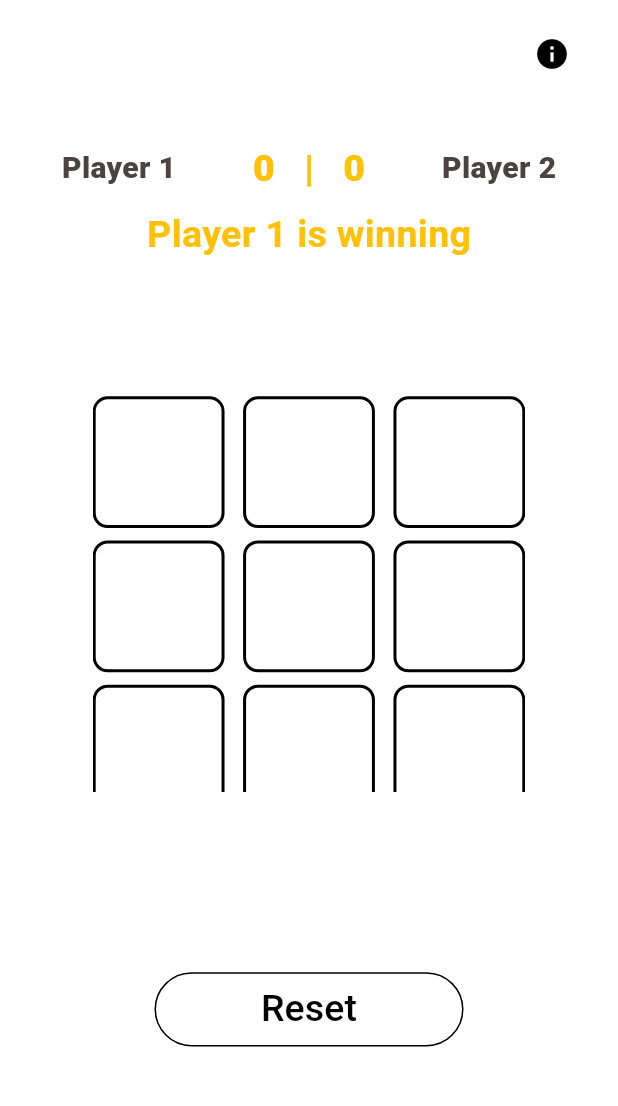
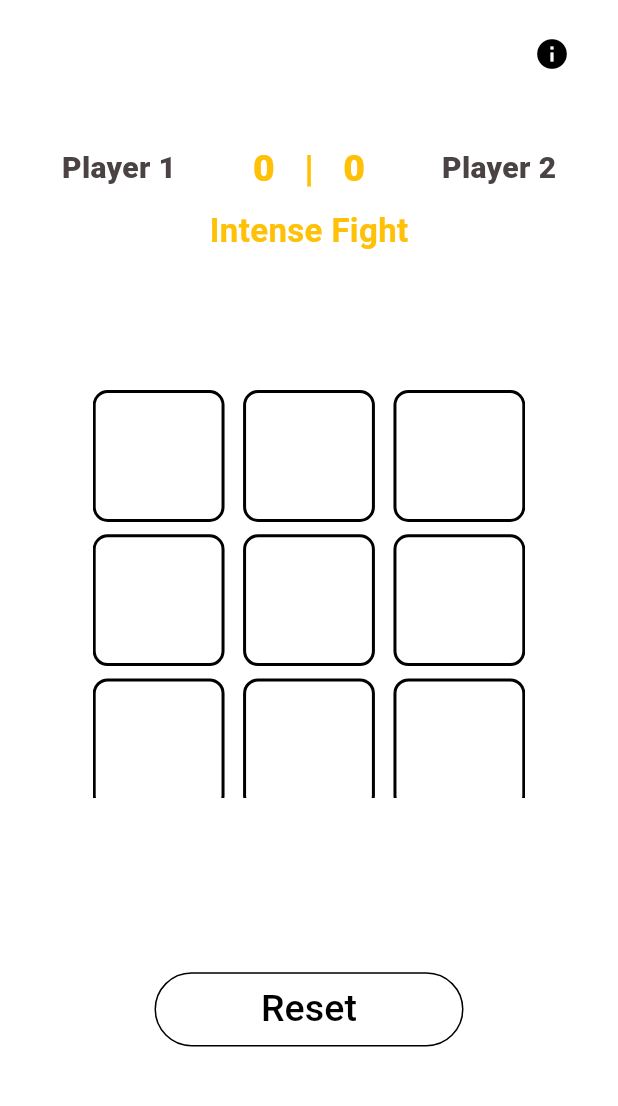
Before and after one commit to Aum-Patel1234/Flutter-Projects, a Flutter app: the screen it shows after launch, after a tap on "Reset", on a phone screen of 412 x 824 dp, the part 66-1172 px from its top. Run offline on Flutter 3.47's test engine with Material 3 defaults, Android fonts, the phone set to English and light mode, and no system bars.

Commit message:
Added logic to winnig condition and name plates

```diff
--- a/ticktacktoe/lib/screens/HomePage.dart
+++ b/ticktacktoe/lib/screens/HomePage.dart
@@ -1,11 +1,16 @@
 import 'package:flutter/cupertino.dart';
 import 'package:flutter/material.dart';
+import 'package:flutter/rendering.dart';
 import 'package:flutter/widgets.dart';
 import 'package:ticktacktoe/widgets/CustomGridTile.dart';
-import 'package:ticktacktoe/widgets/texts.dart';
+import 'package:ticktacktoe/widgets/PlayerInfoBar.dart';
+import 'package:ticktacktoe/widgets/alertBoxes.dart';
+import 'package:ticktacktoe/widgets/functions.dart';
 
 int score_of_player1 = 0;
 int score_of_player2 = 0;
+String name_of_player1 = 'Player 1';
+String name_of_player2 = 'Player 2';
 
 class HomePage extends StatefulWidget {
   const HomePage({super.key});
@@ -15,17 +20,24 @@ class HomePage extends StatefulWidget {
 }
 
 class _HomePageState extends State<HomePage> {
-  List<bool?> grid = List.generate(9, (index) => null);
+  List<List<bool?>> grid = List.generate(
+      3, (index) => List.generate(3, (index) => null)); // creating a null index
+
+  @override
+  void initState(){
+    super.initState();
+
+    WidgetsBinding.instance.addPostFrameCallback((timeStamp) async{
+      name_of_player1 = await askName(context,1) as String;
+      name_of_player2 = await askName(context,2) as String;
+    });
+  }
+
 
   @override
   Widget build(BuildContext context) {
     double width = MediaQuery.of(context).size.width;
     double height = MediaQuery.of(context).size.height;
-
-    Color textColor =
-        Theme.of(context).colorScheme.background == ThemeMode.light
-            ? Colors.black
-            : Colors.white;
 
     return Scaffold(
       backgroundColor: Theme.of(context).colorScheme.primary,
@@ -54,7 +66,7 @@ class _HomePageState extends State<HomePage> {
             child: Container(
               // color: Colors.amber,
               width: width * 0.7,
-              height: height * 0.32,
+              height: height * 0.33,
               child: GridView.builder(
                 itemCount: 9,
                 gridDelegate: SliverGridDelegateWithFixedCrossAxisCount(
@@ -73,42 +85,7 @@ class _HomePageState extends State<HomePage> {
           ),
           Align(
             alignment: AlignmentDirectional.topCenter,
-            child: Padding(
-              padding: EdgeInsets.fromLTRB(0, height * 0.1, 0, 0),
-              child: Container(
-                width: width * 0.8,
-                height: height * 0.1,
-                // color: Colors.blue,
-                child: Column(
-                  children: [
-                    Row(
-                      mainAxisAlignment: MainAxisAlignment.spaceBetween,
-                      children: [
-                        player_info(context, 'Player 1', 20,
-                            Theme.of(context).colorScheme.tertiary),
-                        player_info(
-                            context,
-                            '$score_of_player1 \t | \t $score_of_player2',
-                            25,
-                            Colors.amber),
-                        player_info(context, 'Player 2', 20,
-                            Theme.of(context).colorScheme.tertiary),
-                      ],
-                    ),
-                    SizedBox(
-                      height: height * 0.01,
-                    ),
-                    const Text(
-                      'Player 1 is winning',
-                      style: TextStyle(
-                          fontSize: 25,
-                          color: Colors.amber,
-                          fontWeight: FontWeight.bold),
-                    ),
-                  ],
-                ),
-              ),
-            ),
+            child: PlayerInfoBar(),
           ),
           Positioned(
             right: 10,
@@ -146,12 +123,7 @@ class _HomePageState extends State<HomePage> {
                           color: Theme.of(context).colorScheme.secondary)),
                   onPressed: () {
                     setState(() {
-                      for (int i = 0; i < grid.length; i++) {
-                        if (grid[i] != null) {
-                          grid[i] = null;
-                        }
-                        // print(grid[i]);
-                      }
+                      reset(grid);
                       isX = false;
                     });
                   },
@@ -159,6 +131,8 @@ class _HomePageState extends State<HomePage> {
               ),
             ),
           ),
+
+
         ],
       ),
     );
--- a/ticktacktoe/lib/widgets/CustomGridTile.dart
+++ b/ticktacktoe/lib/widgets/CustomGridTile.dart
@@ -1,31 +1,31 @@
 import 'package:flutter/material.dart';
 import 'package:ticktacktoe/screens/HomePage.dart';
+import 'package:ticktacktoe/widgets/functions.dart';
 
 bool isX = false; // this needs to remain as global as isX is made multiple times while in object creation
 
 class CustomGridTile extends StatefulWidget {
   final int index;
-  List<bool?> grid;
-  CustomGridTile({super.key, required this.index,required this.grid});
+  final List<List<bool?>> grid;
+  const CustomGridTile({super.key, required this.index, required this.grid});
 
   @override
   State<StatefulWidget> createState() {
-    return _CustomGridTile(index: index,grid: grid);
+    return _CustomGridTile(index: index, grid: grid);
   }
 }
 
 class _CustomGridTile extends State<CustomGridTile> {
   final int index;
-  List<bool?> grid;
+  List<List<bool?>> grid;
   AssetImage imageX = const AssetImage('assets/images/x.png');
   AssetImage image0 = const AssetImage('assets/images/0.png');
-  bool winning_condition = true;
-
-  _CustomGridTile({required this.index,required this.grid});
+  _CustomGridTile({required this.index, required this.grid});
 
   @override
   Widget build(BuildContext context) {
-    print('$index - ${grid[index]}');
+    int row = index ~/ grid.length;
+    int col = index % grid.length;
 
     return GridTile(
       child: Container(
@@ -38,34 +38,36 @@ class _CustomGridTile extends State<CustomGridTile> {
           borderRadius: BorderRadius.circular(10),
         ),
         child: TextButton(
-
           onPressed: () {
             setState(() {
-              if(grid[index] == null ){
-                isX = !isX;             // first changing _isX to true so prints X
-                grid[index] = isX;       // replacing null with true,false, ...
-              }
-              if(winning_condition){
-                if(isX == true){
-                  score_of_player1 += 1;
-                }else{
-                  score_of_player2 += 1;
+              if (grid[row][col] == null) {
+                isX = !isX; // first changing _isX to true so prints X
+                grid[row][col] = isX; // replacing null with true,false, ...
+
+                if (check_winning(grid)) {
+                  reset(grid);
+                  // print(isX);
+                  if (isX) {
+                    score_of_player1 += 1;
+                  } else {
+                    score_of_player2 += 1;
+                  }
+                  showDialogbox(context,isX);
+                  isX = false;
                 }
               }
             });
           },
-          child: grid[index] == null
+          child: grid[row][col] == null
               ? const SizedBox()
               : Container(
                   decoration: BoxDecoration(
                     image: DecorationImage(
-                      image: isX ? imageX : image0,
+                      image: grid[row][col]! ? imageX : image0,
                       fit: BoxFit.cover,
                     ),
                   ),
                 ),
-
-
         ),
       ),
     );
--- /dev/null
+++ b/ticktacktoe/lib/widgets/PlayerInfoBar.dart
@@ -0,0 +1,57 @@
+import 'package:flutter/material.dart';
+import 'package:ticktacktoe/screens/HomePage.dart';
+import 'package:ticktacktoe/widgets/texts.dart';
+
+class PlayerInfoBar extends StatefulWidget{
+  @override
+  State<StatefulWidget> createState() {
+    return _PlayerInfoBar();
+  }
+
+}
+class _PlayerInfoBar extends State<PlayerInfoBar>{
+
+  @override
+  Widget build(BuildContext context) {
+    double width = MediaQuery.of(context).size.width;
+    double height = MediaQuery.of(context).size.height;
+
+    return Padding(
+      padding: EdgeInsets.fromLTRB(0, height * 0.1, 0, 0),
+      child: SizedBox(
+        width: width * 0.8,
+        height: height * 0.1,
+        // color: Colors.blue, change it to container
+        child: Column(
+          children: [
+            Row(
+              mainAxisAlignment: MainAxisAlignment.spaceBetween,
+              children: [
+                player_info(context, name_of_player1, 20,Theme.of(context).colorScheme.tertiary),
+                player_info(
+                    context,
+                    '$score_of_player1 \t | \t $score_of_player2',
+                    25,
+                    Colors.amber),
+                player_info(context, name_of_player2, 20,
+                    Theme.of(context).colorScheme.tertiary),
+              ],
+            ),
+            SizedBox(
+              height: height * 0.01,
+            ),
+            Text(
+              (score_of_player1 == score_of_player2) ? 'Intense Fight'
+              : score_of_player1 > score_of_player2 ? '$name_of_player1 is winning' : '$name_of_player2 is winning',
+              style: const TextStyle(
+                  fontSize: 22,
+                  color: Colors.amber,
+                  fontWeight: FontWeight.bold),
+            ),
+          ],
+        ),
+      ),
+    );
+  }
+
+}
--- /dev/null
+++ b/ticktacktoe/lib/widgets/alertBoxes.dart
@@ -0,0 +1,58 @@
+import 'package:flutter/material.dart';
+
+TextEditingController _namecontroller1 = TextEditingController();
+TextEditingController _namecontroller2 = TextEditingController();
+
+Future<String?> askName(BuildContext context, int num)async {
+  String? result = await showDialog<String?>(
+    context: context,
+    builder: (context) {
+      return AlertDialog(
+        title: Padding(
+          padding: const EdgeInsets.fromLTRB(5, 0, 5, 10),
+          child: Text(
+            'Player $num Details :',
+            style: const TextStyle(fontSize: 18, fontWeight: FontWeight.bold),
+          ),
+        ),
+        content: TextField(
+          controller: num == 1 ? _namecontroller1 : _namecontroller2,
+          maxLength: 10,
+          keyboardType: TextInputType.name,
+          decoration: InputDecoration(
+            labelText: 'Name',
+            labelStyle: const TextStyle(color: Colors.white),
+            hintText: 'Enter Your Name here',
+            icon: const Icon(Icons.person),
+            border: OutlineInputBorder(
+              borderRadius: BorderRadius.circular(10),
+              borderSide: const BorderSide(width: 2, color: Colors.white),
+            ),
+          ),
+        ),
+        actions: [
+          TextButton(
+            onPressed: () {
+              Navigator.pop(context,num == 1 ? _namecontroller1.text : _namecontroller2.text);
+            },
+            style: ButtonStyle(
+              backgroundColor: MaterialStateProperty.all(
+                  Theme.of(context).colorScheme.primary),
+            ),
+            child: const Text(
+              'Sumbit',
+              style: TextStyle(color: Colors.white),
+            ),
+          ),
+        ],
+      );
+    },
+  );
+  return result;
+}
+
+@override
+void dispose(){
+  _namecontroller1.dispose();
+  _namecontroller2.dispose();
+}
```
Also changed, not shown: ticktacktoe/lib/widgets/functions.dart (added, +62 -0 lines).
